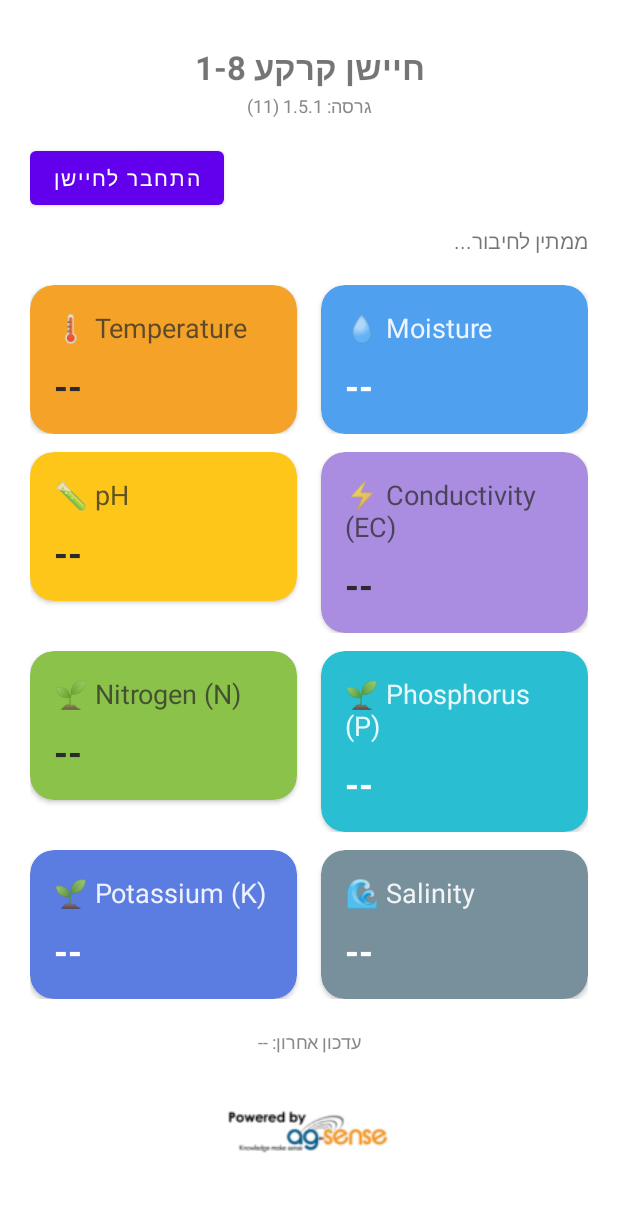
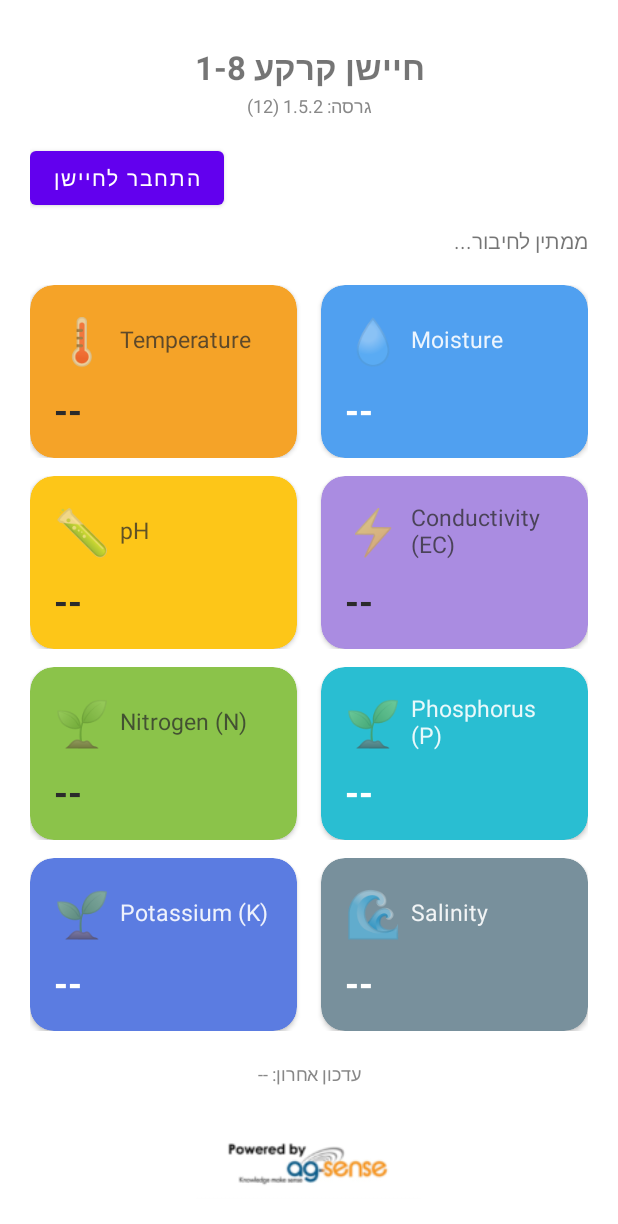
Before and after one commit to alonbz/SoilSensorReader, an Android app: the screen it shows after launch (MainActivity), on a phone screen of 412 x 824 dp. Shown: the top 1224 px of the screen. Run offline under Robolectric (Android 15) with nearby library versions, the light colour scheme and no system bars; 3 statements that could not run were skipped.

Commit message:
Add files via upload

```diff
--- a/SoilSensorReader/SoilSensorReader/app/build.gradle.kts
+++ b/SoilSensorReader/SoilSensorReader/app/build.gradle.kts
@@ -11,8 +11,8 @@ android {
         applicationId = "com.agsense.soilsensor7in1"
         minSdk = 26
         targetSdk = 34
-        versionCode = 11
-        versionName = "1.5.1"
+        versionCode = 12
+        versionName = "1.5.2"
     }
 
     signingConfigs {
--- a/SoilSensorReader/SoilSensorReader/app/src/main/res/layout/activity_main.xml
+++ b/SoilSensorReader/SoilSensorReader/app/src/main/res/layout/activity_main.xml
@@ -68,7 +68,16 @@
                     android:orientation="vertical"
                     android:padding="16dp">
 
-                    <TextView style="@style/CardTitleDark" android:text="🌡️ Temperature" />
+                    <LinearLayout
+                        android:layout_width="wrap_content"
+                        android:layout_height="wrap_content"
+                        android:orientation="horizontal"
+                        android:gravity="center_vertical">
+
+                        <TextView style="@style/CardIconDark" android:text="🌡️" />
+
+                        <TextView style="@style/CardTitleDark" android:layout_marginStart="6dp" android:text="Temperature" />
+                    </LinearLayout>
 
                     <TextView
                         android:id="@+id/tvTemperature"
@@ -92,7 +101,16 @@
                     android:orientation="vertical"
                     android:padding="16dp">
 
-                    <TextView style="@style/CardTitleWhite" android:text="💧 Moisture" />
+                    <LinearLayout
+                        android:layout_width="wrap_content"
+                        android:layout_height="wrap_content"
+                        android:orientation="horizontal"
+                        android:gravity="center_vertical">
+
+                        <TextView style="@style/CardIconWhite" android:text="💧" />
+
+                        <TextView style="@style/CardTitleWhite" android:layout_marginStart="6dp" android:text="Moisture" />
+                    </LinearLayout>
 
                     <TextView
                         android:id="@+id/tvMoisture"
@@ -124,7 +142,16 @@
                     android:orientation="vertical"
                     android:padding="16dp">
 
-                    <TextView style="@style/CardTitleDark" android:text="🧪 pH" />
+                    <LinearLayout
+                        android:layout_width="wrap_content"
+                        android:layout_height="wrap_content"
+                        android:orientation="horizontal"
+                        android:gravity="center_vertical">
+
+                        <TextView style="@style/CardIconDark" android:text="🧪" />
+
+                        <TextView style="@style/CardTitleDark" android:layout_marginStart="6dp" android:text="pH" />
+                    </LinearLayout>
 
                     <TextView
                         android:id="@+id/tvPh"
@@ -148,7 +175,16 @@
                     android:orientation="vertical"
                     android:padding="16dp">
 
-                    <TextView style="@style/CardTitleDark" android:text="⚡ Conductivity (EC)" />
+                    <LinearLayout
+                        android:layout_width="wrap_content"
+                        android:layout_height="wrap_content"
+                        android:orientation="horizontal"
+                        android:gravity="center_vertical">
+
+                        <TextView style="@style/CardIconDark" android:text="⚡" />
+
+                        <TextView style="@style/CardTitleDark" android:layout_marginStart="6dp" android:text="Conductivity (EC)" />
+                    </LinearLayout>
 
                     <TextView
                         android:id="@+id/tvEc"
@@ -180,7 +216,16 @@
                     android:orientation="vertical"
                     android:padding="16dp">
 
-                    <TextView style="@style/CardTitleDark" android:text="🌱 Nitrogen (N)" />
+                    <LinearLayout
+                        android:layout_width="wrap_content"
+                        android:layout_height="wrap_content"
+                        android:orientation="horizontal"
+                        android:gravity="center_vertical">
+
+                        <TextView style="@style/CardIconDark" android:text="🌱" />
+
+                        <TextView style="@style/CardTitleDark" android:layout_marginStart="6dp" android:text="Nitrogen (N)" />
+                    </LinearLayout>
 
                     <TextView
                         android:id="@+id/tvN"
@@ -204,7 +249,16 @@
                     android:orientation="vertical"
                     android:padding="16dp">
 
-                    <TextView style="@style/CardTitleWhite" android:text="🌱 Phosphorus (P)" />
+                    <LinearLayout
+                        android:layout_width="wrap_content"
+                        android:layout_height="wrap_content"
+                        android:orientation="horizontal"
+                        android:gravity="center_vertical">
+
+                        <TextView style="@style/CardIconWhite" android:text="🌱" />
+
+                        <TextView style="@style/CardTitleWhite" android:layout_marginStart="6dp" android:text="Phosphorus (P)" />
+                    </LinearLayout>
 
                     <TextView
                         android:id="@+id/tvP"
@@ -236,7 +290,16 @@
                     android:orientation="vertical"
                     android:padding="16dp">
 
-                    <TextView style="@style/CardTitleWhite" android:text="🌱 Potassium (K)" />
+                    <LinearLayout
+                        android:layout_width="wrap_content"
+                        android:layout_height="wrap_content"
+                        android:orientation="horizontal"
+                        android:gravity="center_vertical">
+
+                        <TextView style="@style/CardIconWhite" android:text="🌱" />
+
+                        <TextView style="@style/CardTitleWhite" android:layout_marginStart="6dp" android:text="Potassium (K)" />
+                    </LinearLayout>
 
                     <TextView
                         android:id="@+id/tvK"
@@ -260,7 +323,16 @@
                     android:orientation="vertical"
                     android:padding="16dp">
 
-                    <TextView style="@style/CardTitleWhite" android:text="🌊 Salinity" />
+                    <LinearLayout
+                        android:layout_width="wrap_content"
+                        android:layout_height="wrap_content"
+                        android:orientation="horizontal"
+                        android:gravity="center_vertical">
+
+                        <TextView style="@style/CardIconWhite" android:text="🌊" />
+
+                        <TextView style="@style/CardTitleWhite" android:layout_marginStart="6dp" android:text="Salinity" />
+                    </LinearLayout>
 
                     <TextView
                         android:id="@+id/tvSalinity"
--- a/SoilSensorReader/SoilSensorReader/app/src/main/res/values/styles.xml
+++ b/SoilSensorReader/SoilSensorReader/app/src/main/res/values/styles.xml
@@ -3,7 +3,7 @@
     <style name="CardTitleWhite">
         <item name="android:layout_width">wrap_content</item>
         <item name="android:layout_height">wrap_content</item>
-        <item name="android:textSize">18sp</item>
+        <item name="android:textSize">15sp</item>
         <item name="android:textColor">#FFFFFF</item>
         <item name="android:alpha">0.9</item>
     </style>
@@ -21,7 +21,7 @@
     <style name="CardTitleDark">
         <item name="android:layout_width">wrap_content</item>
         <item name="android:layout_height">wrap_content</item>
-        <item name="android:textSize">18sp</item>
+        <item name="android:textSize">15sp</item>
         <item name="android:textColor">#2B2B2B</item>
         <item name="android:alpha">0.75</item>
     </style>
@@ -34,4 +34,20 @@
         <item name="android:textStyle">bold</item>
         <item name="android:textColor">#2B2B2B</item>
     </style>
+
+    <!-- Larger standalone icon glyph, white variant -->
+    <style name="CardIconWhite">
+        <item name="android:layout_width">wrap_content</item>
+        <item name="android:layout_height">wrap_content</item>
+        <item name="android:textSize">30sp</item>
+
+    </style>
+
+    <!-- Larger standalone icon glyph, dark variant -->
+    <style name="CardIconDark">
+        <item name="android:layout_width">wrap_content</item>
+        <item name="android:layout_height">wrap_content</item>
+        <item name="android:textSize">30sp</item>
+
+    </style>
 </resources>
```
Also changed, not shown: 1 other file.
